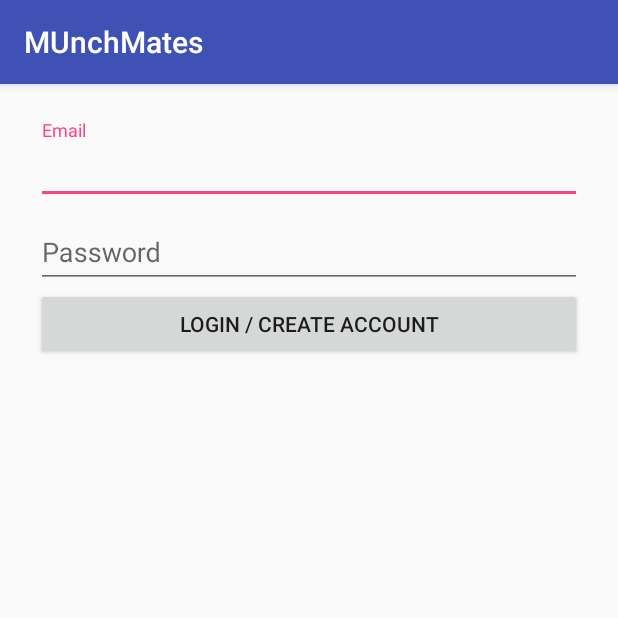
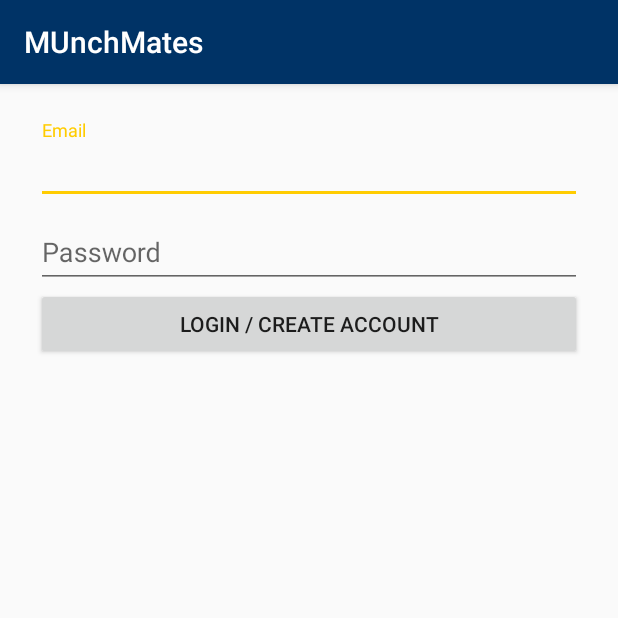
Before and after one commit to MUnchMates/MUnchMates-Android, an Android app: the screen it shows after launch (LoginActivity), on a phone screen of 412 x 824 dp, the top half of it. Run offline under Robolectric (Android 15) with nearby library versions, the phone set to English and light mode, and no system bars.

Commit message:
Splash screen and a good preferences class

```diff
--- a/app/build.gradle
+++ b/app/build.gradle
@@ -28,6 +28,7 @@ dependencies {
     implementation 'com.android.support:appcompat-v7:27.1.1'
     implementation 'com.android.support:design:27.1.1'
     implementation 'com.android.support.constraint:constraint-layout:1.1.1'
+    implementation 'org.jetbrains.anko:anko:0.10.5'
     testImplementation 'junit:junit:4.12'
     androidTestImplementation 'com.android.support.test:runner:1.0.2'
     androidTestImplementation 'com.android.support.test.espresso:espresso-core:3.0.2'
--- a/app/src/main/java/com/munchmates/android/munchmates/LoginActivity.kt
+++ b/app/src/main/java/com/munchmates/android/munchmates/LoginActivity.kt
@@ -3,8 +3,8 @@ package com.munchmates.android.munchmates
 import android.os.Bundle
 import android.support.v7.app.AppCompatActivity
 import android.view.View
-import android.widget.Toast
 import kotlinx.android.synthetic.main.activity_login.*
+import org.jetbrains.anko.toast
 
 class LoginActivity : AppCompatActivity(), View.OnClickListener {
 
@@ -19,7 +19,7 @@ class LoginActivity : AppCompatActivity(), View.OnClickListener {
             R.id.login_button_login -> {
                 val email = login_edit_email.text
                 val password = login_edit_password.text
-                Toast.makeText(this, "$email :: $password", Toast.LENGTH_SHORT).show()
+                toast("$email :: $password")
             }
         }
     }
--- a/app/src/main/java/com/munchmates/android/munchmates/MMActivity.kt
+++ b/app/src/main/java/com/munchmates/android/munchmates/MMActivity.kt
@@ -3,6 +3,7 @@ package com.munchmates.android.munchmates
 import android.content.Intent
 import android.support.v7.app.AppCompatActivity
 import android.os.Bundle
+import org.jetbrains.anko.doAsync
 
 class MMActivity : AppCompatActivity() {
 
@@ -10,6 +11,14 @@ class MMActivity : AppCompatActivity() {
         super.onCreate(savedInstanceState)
         setContentView(R.layout.activity_mm)
 
+        Prefs.setInstance(this)
+
         startActivity(Intent(this, LoginActivity::class.java))
     }
+
+    fun load() {
+        doAsync {
+
+        }
+    }
 }
--- a/app/src/main/java/com/munchmates/android/munchmates/Prefs.kt
+++ b/app/src/main/java/com/munchmates/android/munchmates/Prefs.kt
@@ -1,9 +1,50 @@
 package com.munchmates.android.munchmates
 
-object Prefs {
+import android.content.Context
+import android.content.SharedPreferences
 
-    val PREF_TITLE = "MM_PREFS"
-    val EMAIL_PREF = arrayOf("EMAIL_PREF", "")
-    val PASSWORD_PREF = arrayOf("PASSWORD_PREF", "")
+class Prefs(c: Context) {
 
+    private val PREF_TITLE = "MM_PREFS"
+    private val prefs: SharedPreferences
+
+    init {
+        prefs = c.getSharedPreferences(PREF_TITLE, 0)
+    }
+
+    companion object {
+        val EMAIL_PREF = arrayOf("EMAIL_PREF", "")
+        val PASSWORD_PREF = arrayOf("PASSWORD_PREF", "")
+
+        lateinit var instance: Prefs
+
+        fun setInstance(c: Context): Prefs {
+            instance = Prefs(c)
+            return instance
+        }
+    }
+
+    fun getStr(pref: Array<String>): String {
+        return prefs.getString(pref[0], pref[1])
+    }
+
+    fun getBool(pref: Array<String>): Boolean {
+        return prefs.getBoolean(pref[0], pref[1].toBoolean())
+    }
+
+    fun getInt(pref: Array<String>): Int {
+        return prefs.getInt(pref[0], pref[1].toInt())
+    }
+
+    fun put(pref: Array<String>, value: Any): Boolean {
+        var edit = prefs.edit()
+        when(value) {
+            is String -> edit.putString(pref[0], value)
+            is Int -> edit.putInt(pref[0], value)
+            is Boolean -> edit.putBoolean(pref[0], value)
+            else -> return false
+        }
+        edit.commit()
+        return true
+    }
 }
--- /dev/null
+++ b/app/src/main/res/drawable/splash.xml
@@ -0,0 +1,12 @@
+<?xml version="1.0" encoding="utf-8"?>
+<layer-list xmlns:android="http://schemas.android.com/apk/res/android">
+
+    <item android:drawable="@color/colorPrimary"/>
+
+    <item>
+        <bitmap
+            android:gravity="center"
+            android:src="@drawable/ic_launcher"/>
+    </item>
+
+</layer-list>
--- a/app/src/main/res/values/colors.xml
+++ b/app/src/main/res/values/colors.xml
@@ -1,6 +1,7 @@
 <?xml version="1.0" encoding="utf-8"?>
 <resources>
-    <color name="colorPrimary">#3F51B5</color>
-    <color name="colorPrimaryDark">#303F9F</color>
-    <color name="colorAccent">#FF4081</color>
+    <color name="colorPrimary">#003366</color>
+    <color name="colorPrimaryDark">#00264C</color>
+    <color name="colorAccent">#FFCC00</color>
+    <color name="background_gray">#E3E3E3</color>
 </resources>
--- a/app/src/main/res/values/styles.xml
+++ b/app/src/main/res/values/styles.xml
@@ -8,4 +8,11 @@
         <item name="colorAccent">@color/colorAccent</item>
     </style>
 
+    <style name="SplashTheme" parent="Theme.AppCompat.NoActionBar">
+        <!-- Customize your theme here. -->
+        <item name="colorPrimary">@color/colorPrimary</item>
+        <item name="colorPrimaryDark">@color/colorPrimaryDark</item>
+        <item name="colorAccent">@color/colorAccent</item>
+        <item name="android:windowBackground">@drawable/splash</item>
+    </style>
 </resources>
```
Also changed, not shown: app/src/main/AndroidManifest.xml (+6 -2 lines), app/src/main/java/com/munchmates/android/munchmates/test.java (+4 -17 lines), app/src/main/res/layout/activity_mm.xml (+4 -4 lines), app/src/main/res/drawable/ic_launcher.png (added).
